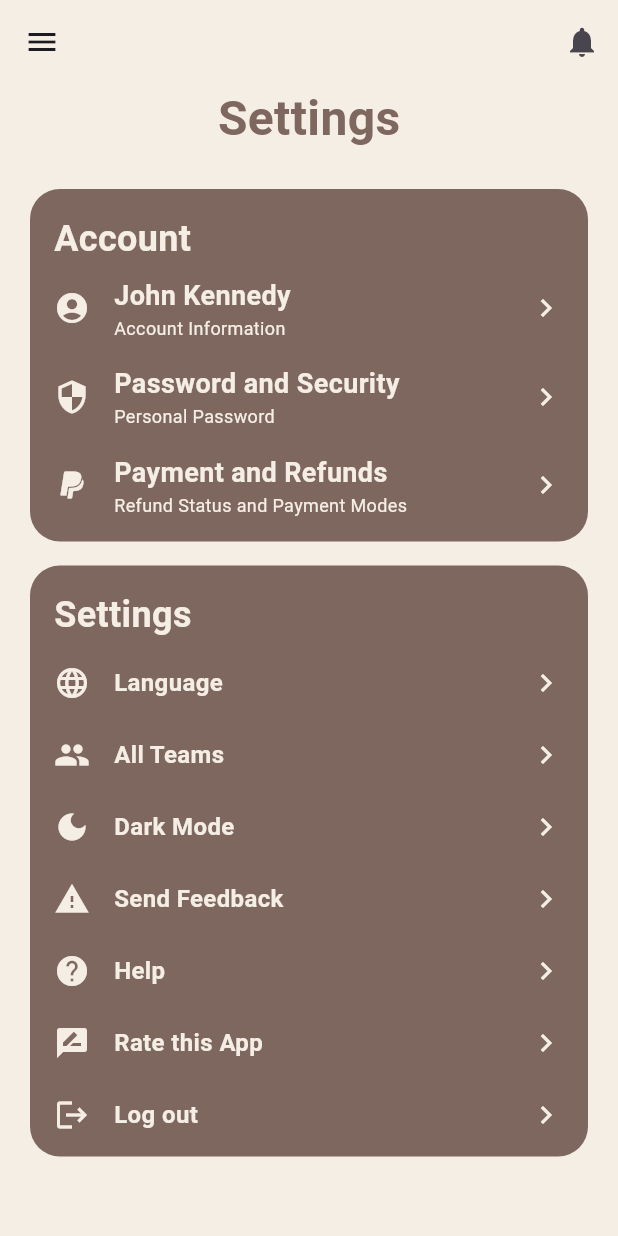
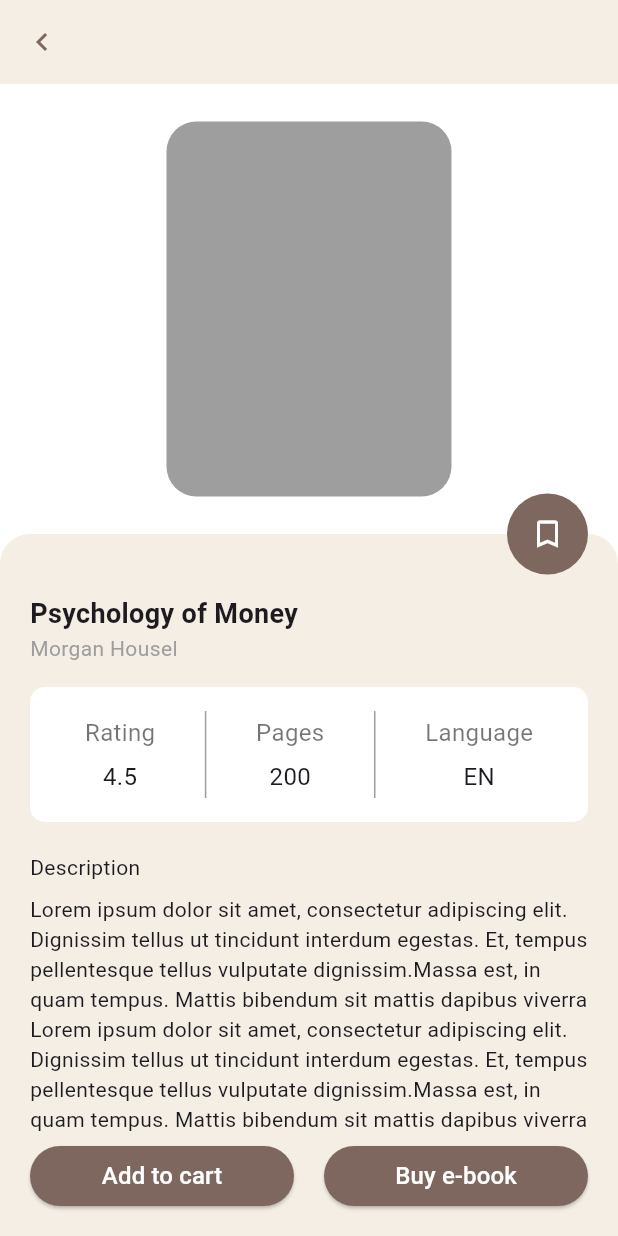
Before and after one commit to Grifon333/books_bart, a Flutter app: the screen it shows after launch, on a phone screen of 412 x 824 dp. Run offline on Flutter 3.47's test engine with Material 3 defaults, Android fonts, the phone set to English and light mode, and no system bars.

Commit message:
Added BookDetailsScreen

```diff
--- a/lib/domain/factories/screen_factory.dart
+++ b/lib/domain/factories/screen_factory.dart
@@ -1,3 +1,5 @@
+import 'package:books_bart/ui/widgets/book_details/book_details_view_model.dart';
+import 'package:books_bart/ui/widgets/book_details/book_details_widget.dart';
 import 'package:books_bart/ui/widgets/favorite_books/favorite_books_view_model.dart';
 import 'package:books_bart/ui/widgets/favorite_books/favorite_books_widget.dart';
 import 'package:books_bart/ui/widgets/home/home_view_model.dart';
@@ -55,4 +57,11 @@ class ScreenFactory {
       child: const SettingsWidget(),
     );
   }
+
+  Widget makeBookDetails() {
+    return ChangeNotifierProvider(
+      create: (context) => BookDetailsViewModel(context),
+      child: const BookDetailsWidget(),
+    );
+  }
 }
--- a/lib/ui/navigation/main_navigation.dart
+++ b/lib/ui/navigation/main_navigation.dart
@@ -6,13 +6,14 @@ class MainNavigationNameRoute {
   static const home = '/home';
   static const signup = '/signup';
   static const login = '/login';
-  static const favoriteBooks = '/home/favorite_books';
+  static const favoriteBooks = '/favorite_books';
   static const settings = '/settings';
+  static const bookDetails = '/home/book_details';
 }
 
 class MainNavigation {
   static final _screenFactory = ScreenFactory();
-  final String initialRoute = MainNavigationNameRoute.settings;
+  final String initialRoute = MainNavigationNameRoute.bookDetails;
 
   final Map<String, WidgetBuilder> routes = {
     MainNavigationNameRoute.loader: (_) => _screenFactory.makeLoader(),
@@ -22,6 +23,8 @@ class MainNavigation {
     MainNavigationNameRoute.favoriteBooks: (_) =>
         _screenFactory.makeFavoriteBooks(),
     MainNavigationNameRoute.settings: (_) => _screenFactory.makeSettings(),
+    MainNavigationNameRoute.bookDetails: (_) =>
+        _screenFactory.makeBookDetails(),
   };
 
   Route<dynamic>? onGenerateRoute(RouteSettings settings) {
--- /dev/null
+++ b/lib/ui/widgets/book_details/book_details_view_model.dart
@@ -0,0 +1,7 @@
+import 'package:flutter/material.dart';
+
+class BookDetailsViewModel extends ChangeNotifier {
+  final BuildContext context;
+
+  BookDetailsViewModel(this.context);
+}
--- /dev/null
+++ b/lib/ui/widgets/book_details/book_details_widget.dart
@@ -0,0 +1,356 @@
+import 'package:flutter/material.dart';
+
+class BookDetailsWidget extends StatelessWidget {
+  const BookDetailsWidget({super.key});
+
+  @override
+  Widget build(BuildContext context) {
+    return Scaffold(
+      backgroundColor: const Color(0xFFF5EEE5),
+      appBar: AppBar(
+        backgroundColor: const Color(0xFFF5EEE5),
+        elevation: 0,
+        leading: IconButton(
+          onPressed: () {
+            debugPrint('Return');
+          },
+          icon: const Icon(
+            Icons.chevron_left,
+            color: Color(0xFF7E675E),
+          ),
+        ),
+      ),
+      body: const Stack(
+        children: [
+          _BodyWidget(),
+          Positioned(
+            bottom: 0,
+            child: _ActionButtonsWidget(),
+          ),
+        ],
+      ),
+    );
+  }
+}
+
+class _BodyWidget extends StatelessWidget {
+  const _BodyWidget();
+
+  @override
+  Widget build(BuildContext context) {
+    // return CustomScrollView(
+    //   slivers: [
+    //     SliverPadding(
+    //       padding: EdgeInsets.zero,
+    //       sliver: SliverList(
+    //         delegate: SliverChildListDelegate(
+    //           [
+    //             const _BookCoverWidget(),
+    //             const _BookInfoWidget(),
+    //           ],
+    //         ),
+    //       ),
+    //     ),
+    //   ],
+    // );
+    return SizedBox(
+      height: MediaQuery.of(context).size.height,
+      child: ListView(
+        // shrinkWrap: true,
+        children: const [
+          _BookCoverWidget(),
+          _BookInfoWidget(),
+        ],
+      ),
+    );
+  }
+}
+
+class _BookCoverWidget extends StatelessWidget {
+  const _BookCoverWidget();
+
+  @override
+  Widget build(BuildContext context) {
+    return SizedBox(
+      height: 300,
+      width: double.infinity,
+      child: ColoredBox(
+        color: Colors.white,
+        child: Center(
+          child: SizedBox(
+            height: 250,
+            width: 190,
+            child: DecoratedBox(
+              decoration: BoxDecoration(
+                color: Colors.grey,
+                borderRadius: BorderRadius.circular(20),
+              ),
+            ),
+          ),
+        ),
+      ),
+    );
+  }
+}
+
+class _BookInfoWidget extends StatelessWidget {
+  const _BookInfoWidget();
+
+  @override
+  Widget build(BuildContext context) {
+    return const Stack(
+      clipBehavior: Clip.none,
+      children: [
+        ColoredBox(
+          color: Colors.white,
+          child: DecoratedBox(
+            decoration: BoxDecoration(
+              color: Color(0xFFF5EEE5),
+              borderRadius: BorderRadius.only(
+                topLeft: Radius.circular(20),
+                topRight: Radius.circular(20),
+              ),
+            ),
+            child: Padding(
+              padding: EdgeInsets.symmetric(
+                horizontal: 20,
+                vertical: 40,
+              ),
+              child: Column(
+                crossAxisAlignment: CrossAxisAlignment.start,
+                children: [
+                  _TitleWidget(),
+                  _AuthorWidget(),
+                  SizedBox(height: 16),
+                  _AdditionInfoWidget(),
+                  SizedBox(height: 20),
+                  _DescriptionWidget(),
+                ],
+              ),
+            ),
+          ),
+        ),
+        Positioned(
+          top: -27,
+          right: 20,
+          width: 54,
+          height: 54,
+          child: _SaveButtonWidget(),
+        ),
+      ],
+    );
+  }
+}
+
+class _TitleWidget extends StatelessWidget {
+  const _TitleWidget();
+
+  @override
+  Widget build(BuildContext context) {
+    return const Text(
+      'Psychology of Money',
+      style: TextStyle(
+        fontSize: 18,
+        fontWeight: FontWeight.w700,
+      ),
+    );
+  }
+}
+
+class _AuthorWidget extends StatelessWidget {
+  const _AuthorWidget();
+
+  @override
+  Widget build(BuildContext context) {
+    return const Text(
+      'Morgan Housel',
+      style: TextStyle(
+        fontSize: 14,
+        color: Colors.grey,
+      ),
+    );
+  }
+}
+
+class _AdditionInfoWidget extends StatelessWidget {
+  const _AdditionInfoWidget();
+
+  final divider = const VerticalDivider(
+    width: 1,
+    color: Colors.grey,
+  );
+
+  @override
+  Widget build(BuildContext context) {
+    return DecoratedBox(
+      decoration: BoxDecoration(
+        color: Colors.white,
+        borderRadius: BorderRadius.circular(10),
+      ),
+      child: SizedBox(
+        height: 90,
+        width: double.infinity,
+        child: Padding(
+          padding: const EdgeInsets.symmetric(
+            vertical: 16,
+            horizontal: 20,
+          ),
+          child: Row(
+            mainAxisAlignment: MainAxisAlignment.spaceAround,
+            children: [
+              const _AdditionInfoTileWidget(
+                title: 'Rating',
+                value: '4.5',
+              ),
+              divider,
+              const _AdditionInfoTileWidget(
+                title: 'Pages',
+                value: '200',
+              ),
+              divider,
+              const _AdditionInfoTileWidget(
+                title: 'Language',
+                value: 'EN',
+              ),
+            ],
+          ),
+        ),
+      ),
+    );
+  }
+}
+
+class _AdditionInfoTileWidget extends StatelessWidget {
+  final String title;
+  final String value;
+
+  const _AdditionInfoTileWidget({
+    required this.title,
+    required this.value,
+  });
+
+  @override
+  Widget build(BuildContext context) {
+    return Column(
+      mainAxisAlignment: MainAxisAlignment.spaceAround,
+      children: [
+        Text(
+          title,
+          style: const TextStyle(
+            fontSize: 16,
+            color: Colors.black54,
+          ),
+        ),
+        Text(
+          value,
+          style: const TextStyle(
+            fontSize: 16,
+          ),
+        ),
+      ],
+    );
+  }
+}
+
+class _SaveButtonWidget extends StatelessWidget {
+  const _SaveButtonWidget();
+
+  @override
+  Widget build(BuildContext context) {
+    return GestureDetector(
+      onTap: () {
+        debugPrint('Save');
+      },
+      child: DecoratedBox(
+        decoration: BoxDecoration(
+          color: const Color(0xFF7E675E),
+          borderRadius: BorderRadius.circular(27),
+        ),
+        child: const Icon(
+          Icons.bookmark_outline,
+          color: Colors.white,
+        ),
+      ),
+    );
+  }
+}
+
+class _DescriptionWidget extends StatelessWidget {
+  const _DescriptionWidget();
+
+  @override
+  Widget build(BuildContext context) {
+    return const Column(
+      crossAxisAlignment: CrossAxisAlignment.start,
+      children: [
+        Text('Description'),
+        SizedBox(height: 8),
+        Text(
+            'Lorem ipsum dolor sit amet, consectetur adipiscing elit. Dignissim tellus ut tincidunt interdum egestas. Et, tempus pellentesque tellus vulputate dignissim.Massa est, in quam tempus. Mattis bibendum sit mattis dapibus viverra'),
+        Text(
+            'Lorem ipsum dolor sit amet, consectetur adipiscing elit. Dignissim tellus ut tincidunt interdum egestas. Et, tempus pellentesque tellus vulputate dignissim.Massa est, in quam tempus. Mattis bibendum sit mattis dapibus viverra'),
+      ],
+    );
+  }
+}
+
+class _ActionButtonsWidget extends StatelessWidget {
+  const _ActionButtonsWidget();
+
+  @override
+  Widget build(BuildContext context) {
+    return SizedBox(
+      width: MediaQuery.of(context).size.width,
+      child: const Padding(
+        padding: EdgeInsets.symmetric(horizontal: 20, vertical: 16),
+        child: Row(
+          children: [
+            Expanded(
+              child: _ButtonWidget(
+                title: 'Add to cart',
+              ),
+            ),
+            SizedBox(width: 20),
+            Expanded(
+              child: _ButtonWidget(title: 'Buy e-book'),
+            ),
+          ],
+        ),
+      ),
+    );
+  }
+}
+
+class _ButtonWidget extends StatelessWidget {
+  final String title;
+
+  const _ButtonWidget({
+    required this.title,
+  });
+
+  @override
+  Widget build(BuildContext context) {
+    return ElevatedButton(
+      onPressed: () {
+        debugPrint('Button: $title');
+      },
+      style: ButtonStyle(
+        backgroundColor: const MaterialStatePropertyAll(
+          Color(0xFF7E675E),
+        ),
+        shape: MaterialStatePropertyAll(
+          RoundedRectangleBorder(
+            borderRadius: BorderRadius.circular(100),
+          ),
+        ),
+      ),
+      child: Text(
+        title,
+        style: const TextStyle(
+          color: Colors.white,
+          fontSize: 16,
+        ),
+      ),
+    );
+  }
+}
```
